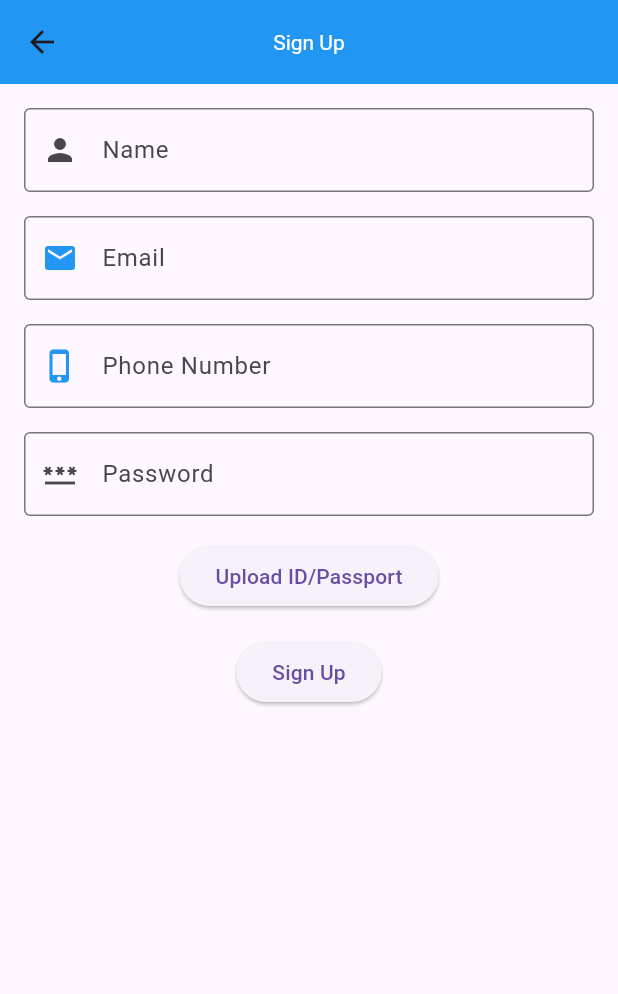
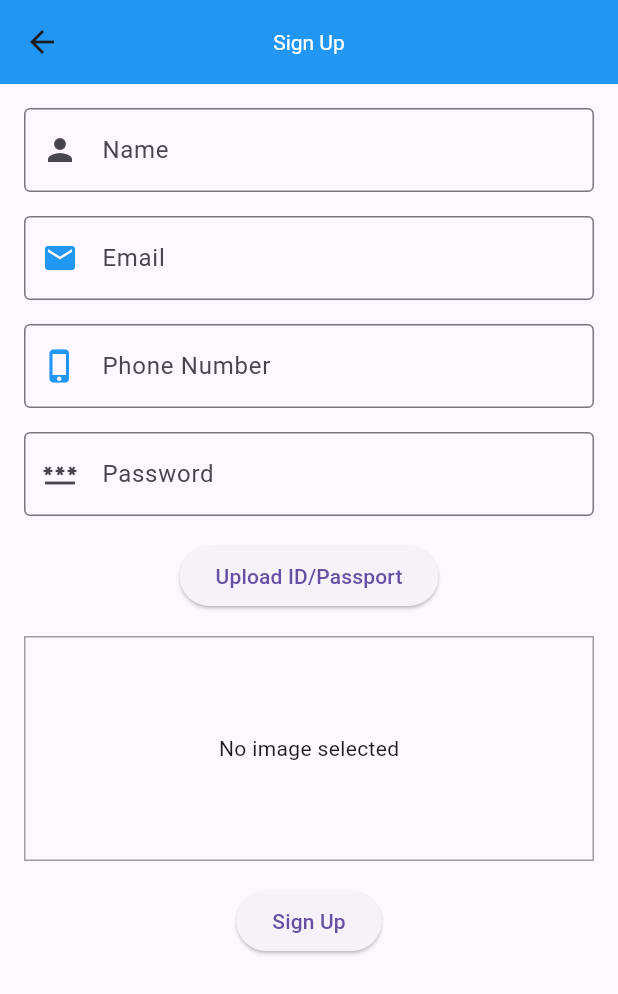
Before and after one commit to Mirii100/mecha_app, a Flutter app: the SignUpScreen screen opened by its route, on a phone screen of 412 x 824 dp. Shown: the top 994 px of the screen. Run offline on Flutter 3.47's test engine with Material 3 defaults, Android fonts, the light colour scheme and no system bars; our stand-ins replace cloud_firestore, firebase_auth, firebase_core, firebase_storage, geolocator, google_maps_flutter and 3 more; missing offline and left inert: geoflutterfire_plus; accounts and stored records are empty; key blocks and very long unbroken strings in the code were emptied for the run.

Commit message:
adjusting sigup page
i have made signup to be able to redirect to login page after successful sigup

```diff
--- a/lib/signup_login/signup.dart
+++ b/lib/signup_login/signup.dart
@@ -21,6 +21,7 @@
   final TextEditingController phoneController = TextEditingController();
 
   File? idImage;
+  String message = '';
 
   Future<void> signUp() async {
     try {
@@ -39,12 +40,24 @@
         });
 
         await uploadID(userCredential.user!.uid);
-        Navigator.pushReplacementNamed(context, '/home');
+
+        // Display success message and navigate to login screen
+        setState(() {
+          message = 'Account created successfully! Please log in.';
+        });
+
+        // Navigate to the login screen after a short delay
+        await Future.delayed(Duration(seconds: 2));
+        Navigator.pushReplacementNamed(context, '/LoginScreen');
       } else {
-        print('User creation or ID image upload failed');
+        setState(() {
+          message = 'User creation or ID image upload failed';
+        });
       }
     } catch (e) {
-      print('Signup error: $e');
+      setState(() {
+        message = 'Signup error: $e';
+      });
     }
   }
 
@@ -52,9 +65,13 @@
     try {
       final ref = FirebaseStorage.instance.ref().child('users/$uid/id');
       await ref.putFile(idImage!);
-      print('ID uploaded successfully');
+      setState(() {
+        message = 'ID uploaded successfully';
+      });
     } catch (e) {
-      print('Upload error: $e');
+      setState(() {
+        message = 'Upload error: $e';
+      });
     }
   }
 
@@ -63,6 +80,7 @@
     if (pickedImage != null) {
       setState(() {
         idImage = File(pickedImage.path);
+        message = 'Image selected: ${pickedImage.name}'; // Show selected image name
       });
     }
   }
@@ -126,9 +144,31 @@
                 child: Text('Upload ID/Passport'),
               ),
               SizedBox(height: 16.0),
+
+              // Display the selected image
+              Container(
+                height: 150,
+                width: double.infinity,
+                decoration: BoxDecoration(
+                  border: Border.all(color: Colors.grey),
+                ),
+                child: idImage == null
+                    ? Center(child: Text('No image selected'))
+                    : Image.file(idImage!, fit: BoxFit.cover),
+              ),
+              SizedBox(height: 16.0),
+
               ElevatedButton(
                 onPressed: signUp,
                 child: Text('Sign Up'),
+              ),
+
+              // Display the message
+              SizedBox(height: 16.0),
+              Text(
+                message,
+                style: TextStyle(color: Colors.red),
+                textAlign: TextAlign.center,
               ),
             ],
           ),
```
